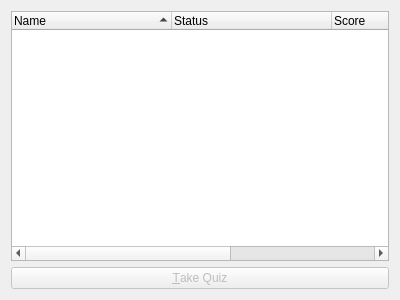
The window that ui/views/available_quizzes.ui (amireh/qtCanvas) describes before a commit, drawn with Qt 5.
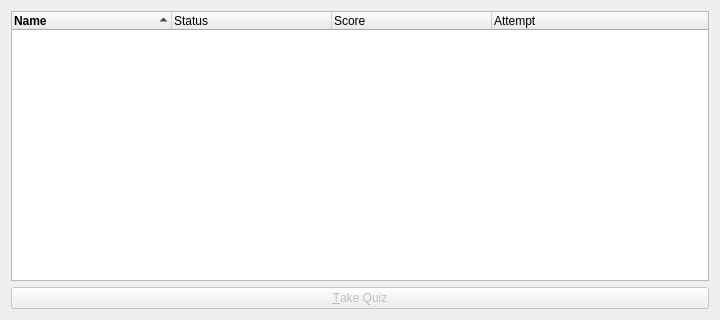
The same window after the commit.

Diff of the .ui file:
```diff
--- a/ui/views/available_quizzes.ui
+++ b/ui/views/available_quizzes.ui
@@ -2,20 +2,30 @@
 <ui version="4.0">
  <class>AvailableQuizzes</class>
  <widget class="QWidget" name="AvailableQuizzes">
-  <property name="geometry">
-   <rect>
-    <x>0</x>
-    <y>0</y>
-    <width>400</width>
-    <height>300</height>
-   </rect>
+  <property name="sizePolicy">
+   <sizepolicy hsizetype="MinimumExpanding" vsizetype="MinimumExpanding">
+    <horstretch>0</horstretch>
+    <verstretch>0</verstretch>
+   </sizepolicy>
+  </property>
+  <property name="minimumSize">
+   <size>
+    <width>720</width>
+    <height>320</height>
+   </size>
   </property>
   <property name="windowTitle">
    <string>Form</string>
   </property>
   <layout class="QVBoxLayout" name="verticalLayout">
+   <property name="sizeConstraint">
+    <enum>QLayout::SetDefaultConstraint</enum>
+   </property>
    <item>
     <widget class="QTreeWidget" name="treeWidget">
+     <property name="alternatingRowColors">
+      <bool>true</bool>
+     </property>
      <property name="rootIsDecorated">
       <bool>true</bool>
      </property>
@@ -31,6 +41,9 @@
      <property name="allColumnsShowFocus">
       <bool>false</bool>
      </property>
+     <property name="wordWrap">
+      <bool>true</bool>
+     </property>
      <property name="headerHidden">
       <bool>false</bool>
      </property>
@@ -47,6 +60,12 @@
       <property name="text">
        <string>Name</string>
       </property>
+      <property name="font">
+       <font>
+        <weight>75</weight>
+        <bold>true</bold>
+       </font>
+      </property>
      </column>
      <column>
       <property name="text">
```
Left out of the diff: 6 changed lines with no effect on the pictures.
